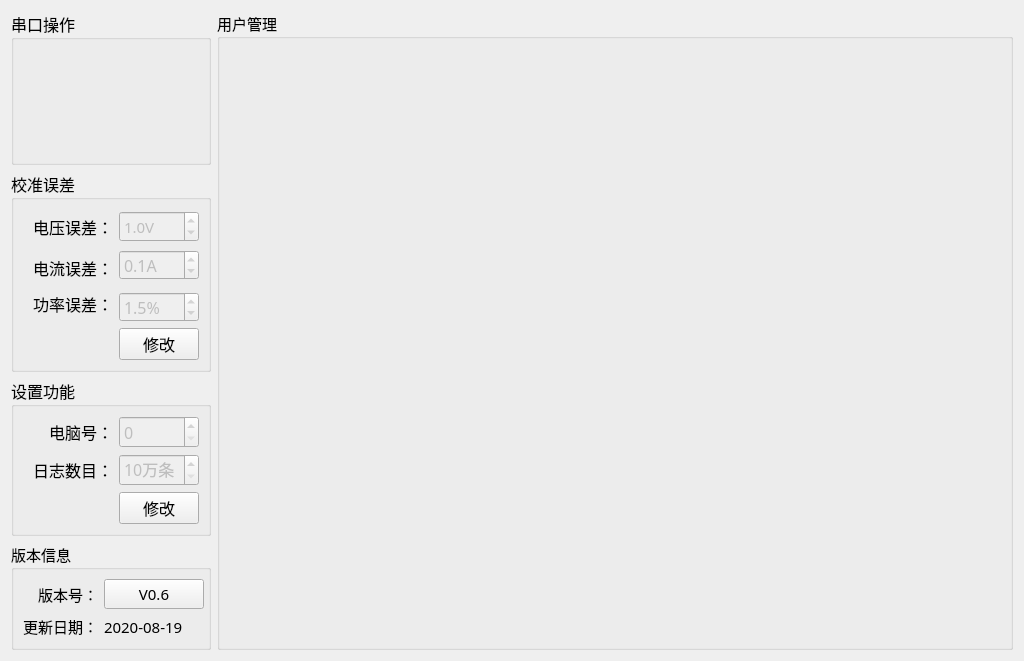
Before: the Qt Designer form PDU-MonitorDebug/setups/setup_mainwid.ui in ChinaClever/PDU-MonitorDebug, drawn with Qt 5.
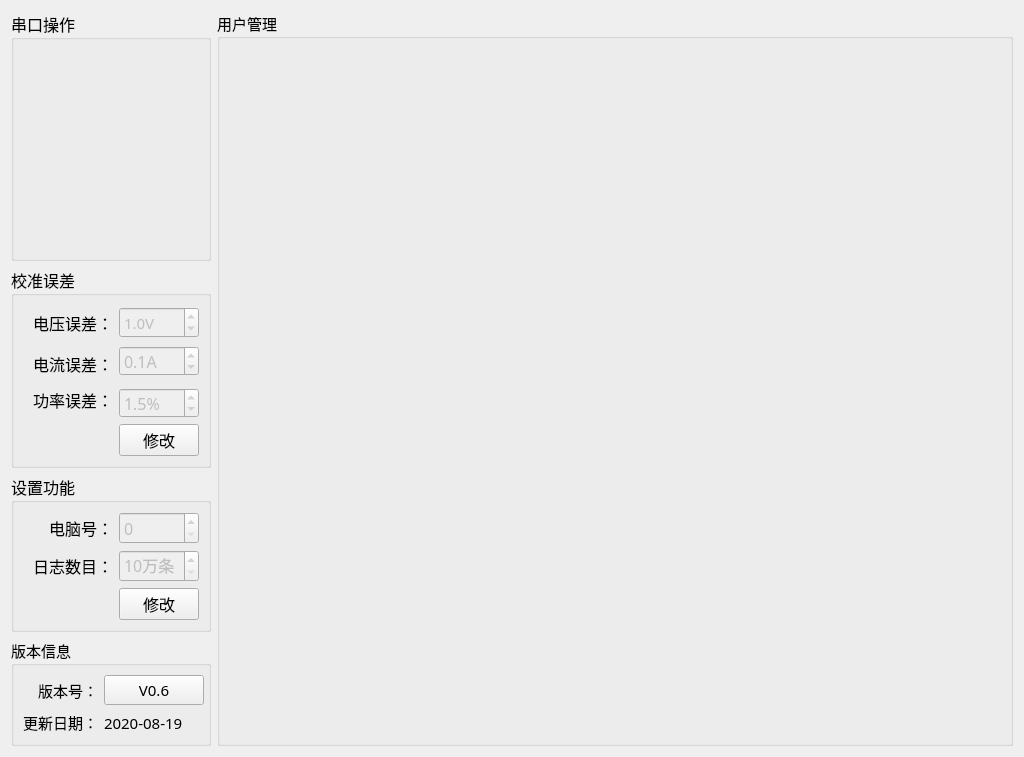
After: the same form once the commit is applied.

The edit to the form file:
```diff
--- a/PDU-MonitorDebug/setups/setup_mainwid.ui
+++ b/PDU-MonitorDebug/setups/setup_mainwid.ui
@@ -7,7 +7,7 @@
     <x>0</x>
     <y>0</y>
     <width>1024</width>
-    <height>661</height>
+    <height>734</height>
    </rect>
   </property>
   <property name="font">
@@ -25,13 +25,13 @@
      <property name="minimumSize">
       <size>
        <width>0</width>
-       <height>80</height>
+       <height>250</height>
       </size>
      </property>
      <property name="maximumSize">
       <size>
        <width>200</width>
-       <height>220</height>
+       <height>250</height>
       </size>
      </property>
      <property name="font">
@@ -44,6 +44,21 @@
       <string>串口操作</string>
      </property>
      <layout class="QGridLayout" name="gridLayout">
+      <property name="leftMargin">
+       <number>0</number>
+      </property>
+      <property name="topMargin">
+       <number>0</number>
+      </property>
+      <property name="rightMargin">
+       <number>0</number>
+      </property>
+      <property name="bottomMargin">
+       <number>0</number>
+      </property>
+      <property name="spacing">
+       <number>0</number>
+      </property>
       <item row="0" column="0">
        <widget class="QWidget" name="comWid" native="true">
         <property name="minimumSize">
@@ -64,6 +79,16 @@
         </property>
        </widget>
       </item>
+      <item row="2" column="0">
+       <widget class="QWidget" name="controlWid" native="true">
+        <property name="minimumSize">
+         <size>
+          <width>0</width>
+          <height>70</height>
+         </size>
+        </property>
+       </widget>
+      </item>
      </layout>
     </widget>
    </item>
```
